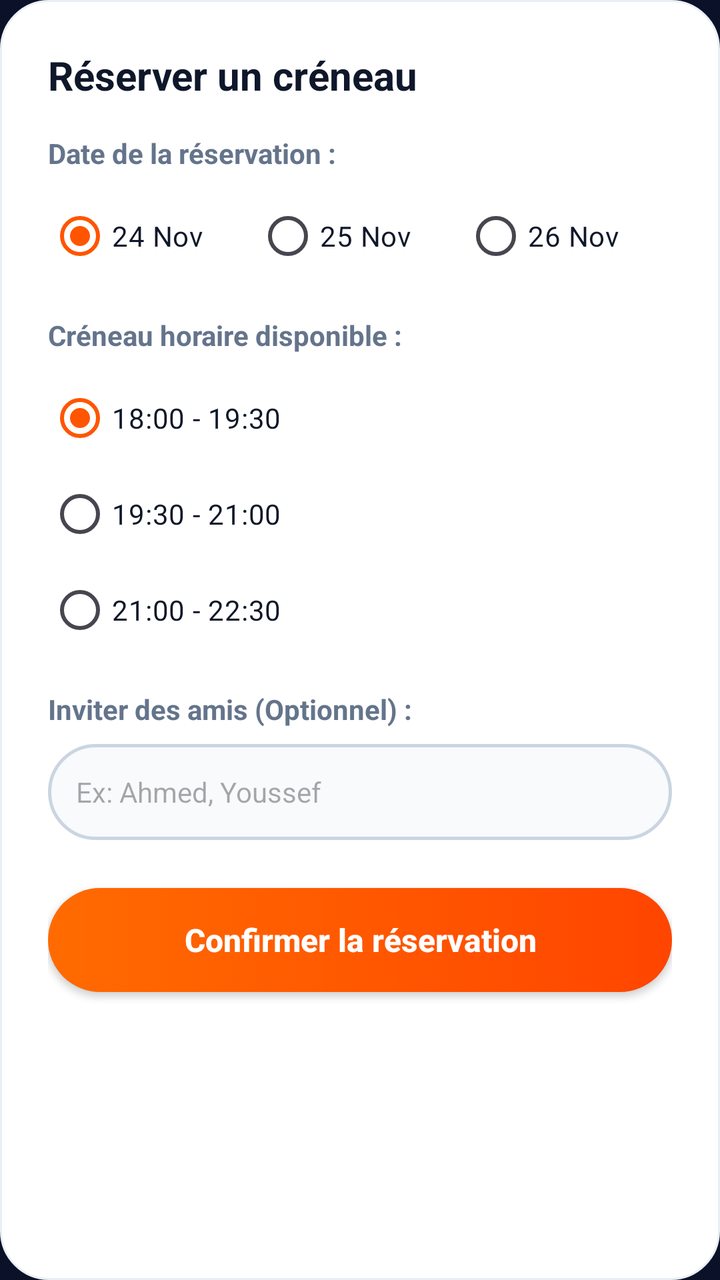
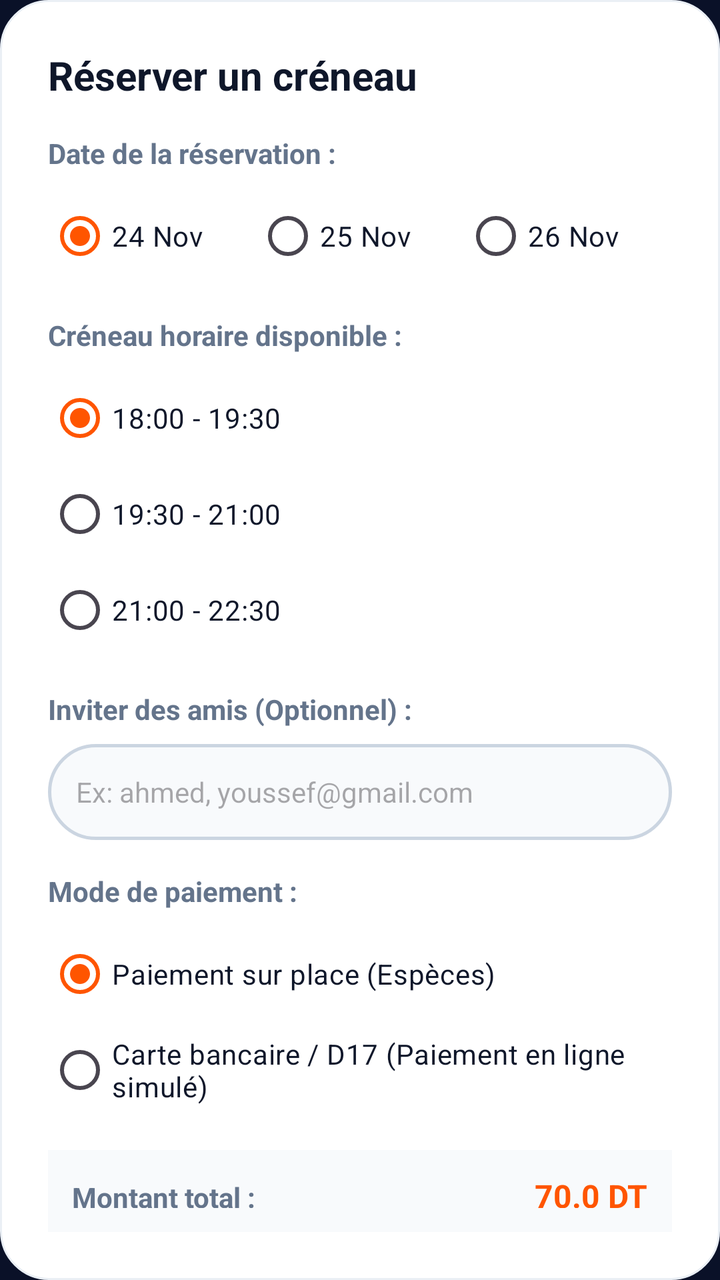

Before-and-after screenshots of an Android layout around one commit, followed by the original layout XML and the change that was made.
<!-- AndroidManifest.xml: application theme Theme.Fieldify -->
<!-- res/layout/dialog_booking.xml -->
<?xml version="1.0" encoding="utf-8"?>
<LinearLayout xmlns:android="http://schemas.android.com/apk/res/android"
    android:layout_width="match_parent"
    android:layout_height="wrap_content"
    android:background="@drawable/bg_card_white"
    android:orientation="vertical"
    android:padding="24dp">

    <TextView
        android:layout_width="wrap_content"
        android:layout_height="wrap_content"
        android:text="Réserver un créneau"
        android:textColor="@color/text_primary"
        android:textSize="20sp"
        android:textStyle="bold" />

    
    <TextView
        android:layout_width="wrap_content"
        android:layout_height="wrap_content"
        android:layout_marginTop="16dp"
        android:text="Date de la réservation :"
        android:textColor="@color/text_secondary"
        android:textSize="14sp"
        android:textStyle="bold" />

    <RadioGroup
        android:id="@+id/rg_dates"
        android:layout_width="match_parent"
        android:layout_height="wrap_content"
        android:layout_marginTop="8dp"
        android:orientation="horizontal">

        <RadioButton
            android:id="@+id/rb_date_1"
            android:layout_width="0dp"
            android:layout_height="wrap_content"
            android:layout_weight="1"
            android:checked="true"
            android:text="24 Nov"
            android:textColor="@color/text_primary" />

        <RadioButton
            android:id="@+id/rb_date_2"
            android:layout_width="0dp"
            android:layout_height="wrap_content"
            android:layout_weight="1"
            android:text="25 Nov"
            android:textColor="@color/text_primary" />

        <RadioButton
            android:id="@+id/rb_date_3"
            android:layout_width="0dp"
            android:layout_height="wrap_content"
            android:layout_weight="1"
            android:text="26 Nov"
            android:textColor="@color/text_primary" />
    </RadioGroup>

    
    <TextView
        android:layout_width="wrap_content"
        android:layout_height="wrap_content"
        android:layout_marginTop="16dp"
        android:text="Créneau horaire disponible :"
        android:textColor="@color/text_secondary"
        android:textSize="14sp"
        android:textStyle="bold" />

    <RadioGroup
        android:id="@+id/rg_time_slots"
        android:layout_width="match_parent"
        android:layout_height="wrap_content"
        android:layout_marginTop="8dp"
        android:orientation="vertical">

        <RadioButton
            android:id="@+id/rb_slot_1"
            android:layout_width="match_parent"
            android:layout_height="wrap_content"
            android:checked="true"
            android:text="18:00 - 19:30"
            android:textColor="@color/text_primary" />

        <RadioButton
            android:id="@+id/rb_slot_2"
            android:layout_width="match_parent"
            android:layout_height="wrap_content"
            android:text="19:30 - 21:00"
            android:textColor="@color/text_primary" />

        <RadioButton
            android:id="@+id/rb_slot_3"
            android:layout_width="match_parent"
            android:layout_height="wrap_content"
            android:text="21:00 - 22:30"
            android:textColor="@color/text_primary" />
    </RadioGroup>

    
    <TextView
        android:layout_width="wrap_content"
        android:layout_height="wrap_content"
        android:layout_marginTop="16dp"
        android:text="Inviter des amis (Optionnel) :"
        android:textColor="@color/text_secondary"
        android:textSize="14sp"
        android:textStyle="bold" />

    <EditText
        android:id="@+id/et_invited_friends"
        android:layout_width="match_parent"
        android:layout_height="48dp"
        android:layout_marginTop="8dp"
        android:autofillHints="name"
        android:background="@drawable/selector_input_field"
        android:hint="Ex: Ahmed, Youssef"
        android:inputType="textPersonName"
        android:paddingStart="14dp"
        android:paddingEnd="14dp"
        android:textColor="@color/text_primary"
        android:textSize="14sp" />

    
    <androidx.appcompat.widget.AppCompatButton
        android:id="@+id/btn_confirm_booking"
        android:layout_width="match_parent"
        android:layout_height="52dp"
        android:layout_marginTop="24dp"
        android:background="@drawable/selector_button_orange"
        android:text="Confirmer la réservation"
        android:textAllCaps="false"
        android:textColor="@color/white"
        android:textSize="16sp"
        android:textStyle="bold" />

</LinearLayout>
<!-- resources referenced by this layout -->
<resources>
  <color name="text_primary">#0F172A</color>
  <color name="text_secondary">#64748B</color>
  <color name="white">#FFFFFF</color>
  <!-- drawable bg_card_white (drawable) -->
  <?xml version="1.0" encoding="utf-8"?>
  <shape xmlns:android="http://schemas.android.com/apk/res/android"
      android:shape="rectangle">
      <solid android:color="@color/white" />
      <corners android:radius="24dp" />
      <stroke
          android:width="1dp"
          android:color="#EAEFF5" />
  </shape>
  <!-- drawable selector_button_orange (drawable) -->
  <?xml version="1.0" encoding="utf-8"?>
  <selector xmlns:android="http://schemas.android.com/apk/res/android">
      <item android:state_pressed="true" android:drawable="@drawable/bg_button_orange_pressed" />
      <item android:drawable="@drawable/bg_button_orange" />
  </selector>
  <!-- drawable selector_input_field (drawable) -->
  <?xml version="1.0" encoding="utf-8"?>
  <selector xmlns:android="http://schemas.android.com/apk/res/android">
      <item android:state_focused="true" android:drawable="@drawable/bg_input_field_focused" />
      <item android:drawable="@drawable/bg_input_field" />
  </selector>
  <style name="Theme.Fieldify" parent="Base.Theme.Fieldify" />
  <!-- drawable bg_button_orange_pressed (drawable) -->
  <?xml version="1.0" encoding="utf-8"?>
  <shape xmlns:android="http://schemas.android.com/apk/res/android"
      android:shape="rectangle">
      <solid android:color="#D94800" />
      <corners android:radius="28dp" />
  </shape>
  <!-- drawable bg_button_orange (drawable) -->
  <?xml version="1.0" encoding="utf-8"?>
  <shape xmlns:android="http://schemas.android.com/apk/res/android"
      android:shape="rectangle">
      <gradient
          android:angle="0"
          android:startColor="#FF6B00"
          android:endColor="#FF4500"
          android:type="linear" />
      <corners android:radius="28dp" />
  </shape>
  <!-- drawable bg_input_field_focused (drawable) -->
  <?xml version="1.0" encoding="utf-8"?>
  <shape xmlns:android="http://schemas.android.com/apk/res/android"
      android:shape="rectangle">
      <solid android:color="#FFFFFF" />
      <corners android:radius="26dp" />
      <stroke
          android:width="2dp"
          android:color="#FF5500" />
  </shape>
  <!-- drawable bg_input_field (drawable) -->
  <?xml version="1.0" encoding="utf-8"?>
  <shape xmlns:android="http://schemas.android.com/apk/res/android"
      android:shape="rectangle">
      <solid android:color="#F8FAFC" />
      <corners android:radius="26dp" />
      <stroke
          android:width="1.5dp"
          android:color="#CBD5E1" />
  </shape>
  <style name="Base.Theme.Fieldify" parent="Theme.Material3.DayNight.NoActionBar">
          <item name="colorPrimary">@color/orange_primary</item>
          <item name="android:statusBarColor">@color/navy_dark</item>
          <item name="android:windowLightStatusBar">false</item>
          <item name="android:windowBackground">@color/navy_dark</item>
      </style>
  <color name="orange_primary">#FF5500</color>
  <color name="navy_dark">#0A1128</color>
</resources>

<!-- the commit's change to res/layout/dialog_booking.xml (unified diff, before → after) -->
@@ -114,7 +114,7 @@
         android:layout_marginTop="8dp"
         android:autofillHints="name"
         android:background="@drawable/selector_input_field"
-        android:hint="Ex: Ahmed, Youssef"
+        android:hint="Ex: ahmed, youssef@gmail.com"
         android:inputType="textPersonName"
         android:paddingStart="14dp"
         android:paddingEnd="14dp"
@@ -122,11 +122,72 @@
         android:textSize="14sp" />
 
     
+    <TextView
+        android:layout_width="wrap_content"
+        android:layout_height="wrap_content"
+        android:layout_marginTop="16dp"
+        android:text="Mode de paiement :"
+        android:textColor="@color/text_secondary"
+        android:textSize="14sp"
+        android:textStyle="bold" />
+
+    <RadioGroup
+        android:id="@+id/rg_payment_mode"
+        android:layout_width="match_parent"
+        android:layout_height="wrap_content"
+        android:layout_marginTop="8dp"
+        android:orientation="vertical">
+
+        <RadioButton
+            android:id="@+id/rb_pay_on_site"
+            android:layout_width="match_parent"
+            android:layout_height="wrap_content"
+            android:checked="true"
+            android:text="Paiement sur place (Espèces)"
+            android:textColor="@color/text_primary" />
+
+        <RadioButton
+            android:id="@+id/rb_pay_online"
+            android:layout_width="match_parent"
+            android:layout_height="wrap_content"
+            android:text="Carte bancaire / D17 (Paiement en ligne simulé)"
+            android:textColor="@color/text_primary" />
+    </RadioGroup>
+
+    
+    <LinearLayout
+        android:layout_width="match_parent"
+        android:layout_height="wrap_content"
+        android:layout_marginTop="16dp"
+        android:background="#F8FAFC"
+        android:orientation="horizontal"
+        android:padding="12dp">
+
+        <TextView
+            android:layout_width="0dp"
+            android:layout_height="wrap_content"
+            android:layout_weight="1"
+            android:text="Montant total :"
+            android:textColor="@color/text_secondary"
+            android:textSize="14sp"
+            android:textStyle="bold" />
+
+        <TextView
+            android:id="@+id/tv_total_price_summary"
+            android:layout_width="wrap_content"
+            android:layout_height="wrap_content"
+            android:text="70.0 DT"
+            android:textColor="@color/orange_primary"
+            android:textSize="16sp"
+            android:textStyle="bold" />
+    </LinearLayout>
+
+    
     <androidx.appcompat.widget.AppCompatButton
         android:id="@+id/btn_confirm_booking"
         android:layout_width="match_parent"
         android:layout_height="52dp"
-        android:layout_marginTop="24dp"
+        android:layout_marginTop="20dp"
         android:background="@drawable/selector_button_orange"
         android:text="Confirmer la réservation"
         android:textAllCaps="false"
